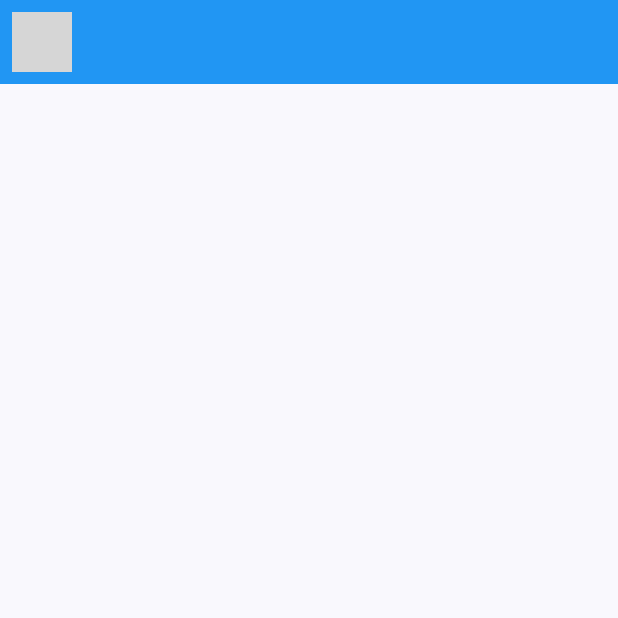
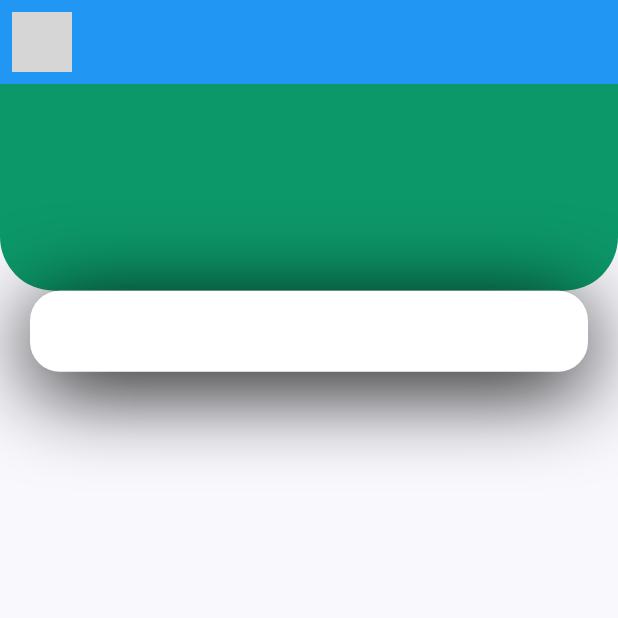
Before and after one commit to souza99/corretora_main_class, a Flutter app: the screen it shows after launch, on a phone screen of 412 x 824 dp, the top half of it. Run offline on Flutter 3.47's test engine with Material 2 defaults, Android fonts, the phone set to English and light mode, and no system bars; our stand-ins replace flutter_svg; grey boxes are pictures that could not be loaded.

Commit message:
Campo de pesquisa

```diff
--- a/lib/screens/home/components/body.dart
+++ b/lib/screens/home/components/body.dart
@@ -1,5 +1,4 @@
-
-
+import 'package:corretora_main_class/constants.dart';
 import 'package:flutter/material.dart';
 
 class Body extends StatelessWidget {
@@ -10,9 +9,31 @@ class Body extends StatelessWidget {
     return Column(
       children: <Widget>[
         Container(
-          height: size.height * 0.2,
-          color: Colors.black,
-        )
+          height: size.height * 0.2 - 27,
+          decoration: BoxDecoration(
+            color: kPrimaryColor,
+            borderRadius: BorderRadius.only(
+              bottomLeft: Radius.circular(36),
+              bottomRight: Radius.circular(36),
+            ),
+          ),
+        ),
+        Positioned(
+          child: Container(
+            margin: EdgeInsets.symmetric(horizontal: kDefaultPadding),
+            height: 54,
+            decoration: BoxDecoration(
+              color: Colors.white,
+              borderRadius: BorderRadius.circular(20),
+              boxShadow: [
+                BoxShadow(
+                  offset: Offset(0, 10),
+                  blurRadius: 50,
+                )
+              ],
+            ),
+          ),
+        ),
       ],
     );
   }
--- a/lib/screens/home/components/home_screen.dart
+++ b/lib/screens/home/components/home_screen.dart
@@ -1,12 +1,13 @@
+import 'package:corretora_main_class/screens/home/components/body.dart';
 import 'package:flutter/material.dart';
-import 'package:flutter_svg/flutter_svg.dart';
+import 'package:flutter_svg/svg.dart';
 
 class HomeScreen extends StatelessWidget {
-
   @override
   Widget build(BuildContext context) {
     return Scaffold(
       appBar: buildAppBar(),
+      body: Body(),
     );
   }
 
@@ -14,8 +15,8 @@ class HomeScreen extends StatelessWidget {
     return AppBar(
       elevation: 0,
       leading: IconButton(
-          icon: SvgPicture.asset("assets/icons/icons8-menu.gif"),
-          onPressed: () {},
+        icon: SvgPicture.asset("assets/icons/icons8-menu.gif"),
+        onPressed: () {},
       ),
     );
   }
--- a/pubspec.yaml
+++ b/pubspec.yaml
@@ -31,7 +31,6 @@ environment:
 dependencies:
   flutter:
     sdk: flutter
-
 
   # The following adds the Cupertino Icons font to your application.
   # Use with the CupertinoIcons class for iOS style icons.
```
Also changed, not shown: pubspec.lock.
